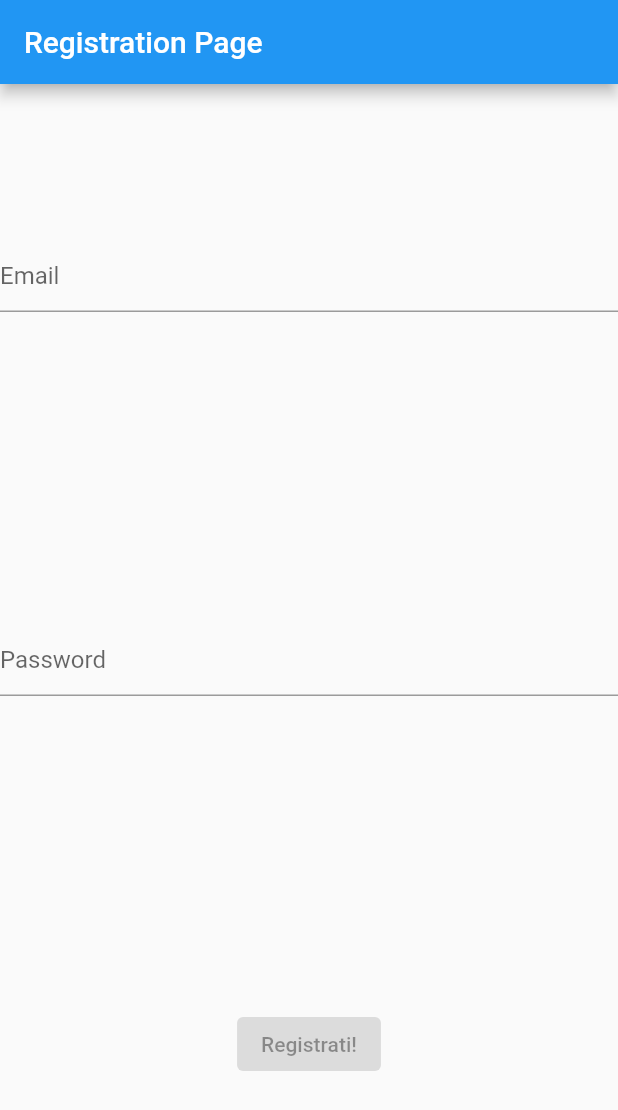
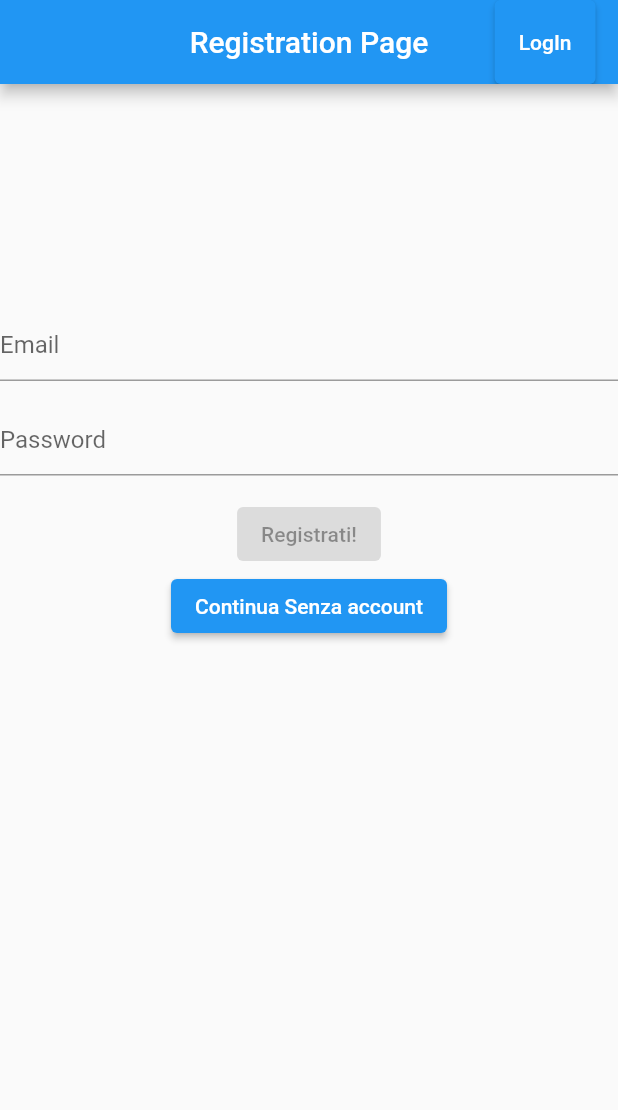
Before and after one commit to MarchesiGabriele/LogIn-Page, a Flutter app: the screen it shows after launch, on a phone screen of 412 x 824 dp. Shown: the top 1110 px of the screen. Run offline on Flutter 3.47's test engine with Material 2 defaults, Android fonts, the phone set to English and light mode, and no system bars; our stand-ins replace firebase_auth, firebase_core; accounts and stored records are empty.

Commit message:
small fixes

```diff
--- a/lib/Screens/Home.dart
+++ b/lib/Screens/Home.dart
@@ -22,12 +22,14 @@ class _HomeState extends State<Home> {
           Scaffold(
               appBar: AppBar(
                 title: Text("Feed"),
+                leading: Container(),
               ),
               body: null),
           //PAGINA PRICIPALE
           Scaffold(
             appBar: AppBar(
               title: Text(_title),
+              leading: Container(),
             ),
             body: Text("hey"),
           ),
@@ -39,6 +41,7 @@ class _HomeState extends State<Home> {
                 return Scaffold(
                   appBar: AppBar(
                     title: Text("Un secondo..."),
+                    leading: Container(),
                   ),
                   body: null,
                 );
@@ -51,7 +54,7 @@ class _HomeState extends State<Home> {
               } else {
                 return Scaffold(
                   appBar: AppBar(
-                    title: Text("errore"),
+                    title: Text("errore  "),
                   ),
                   body: null,
                 );
--- a/lib/Screens/RegistrationPage.dart
+++ b/lib/Screens/RegistrationPage.dart
@@ -1,7 +1,11 @@
 import 'package:firebase_auth/firebase_auth.dart';
 import 'package:flutter/material.dart';
 import 'package:log/Screens/Home.dart';
+import 'package:log/Screens/LoginPage.dart';
 import 'package:log/Services/Auth.dart';
+
+//TODO: se la password inserita è troppo debole firebase la rifiuta, stessa cosa se l'email non ha il formato giusto, devo destire questi casi facendolo notare all utente
+//TODO: controllare che l'account email esista al momento della registrazione, altrimenti non sono in grado di inviargli una email per la verifica
 
 class RegistrationPage extends StatefulWidget {
   static String id = "RegistrationPage";
@@ -21,16 +25,30 @@ class _RegistrationPageState extends State<RegistrationPage> {
     return SafeArea(
       child: Scaffold(
         appBar: AppBar(
+          centerTitle: true,
           title: Text(_title),
+          leading: Container(),
+          actions: [
+            Container(
+              padding: EdgeInsets.only(right: 15),
+              child: ElevatedButton(
+                onPressed: () {
+                  Navigator.pushNamed(context, LoginPage.id);
+                },
+                child: Text("LogIn"),
+              ),
+            )
+          ],
         ),
         body: Form(
           //con autovalidate permetto ai campi di testo di aggiornarsi in tempo reale
           autovalidateMode: AutovalidateMode.onUserInteraction,
           child: Column(
-            mainAxisAlignment: MainAxisAlignment.spaceAround,
             children: <Widget>[
               //CAMPO DI TESTO EMAIL
-              TextFormField(
+              Container(
+                padding: EdgeInsets.only(top: 150),
+                child: TextFormField(
                   decoration: InputDecoration(
                     hintText: "Email",
                   ),
@@ -45,8 +63,12 @@ class _RegistrationPageState extends State<RegistrationPage> {
                   validator: (email) =>
                       email.isEmpty ? "Insert a Valid Email" : null,
                 ),
+              ),
+
               //CAMPO DI TESTO PASSWORD
-              TextFormField(
+              Container(
+                padding: EdgeInsets.only(top: 15),
+                child: TextFormField(
                   controller: _passwordController,
                   decoration: InputDecoration(
                     hintText: "Password",
@@ -63,8 +85,13 @@ class _RegistrationPageState extends State<RegistrationPage> {
                   validator: (password) =>
                       password.isEmpty ? "Insert a Valid Password" : null,
                 ),
+              ),
+
               //BOTTONE DI CONFERMA
-              ElevatedButton(
+              Container(
+                padding: EdgeInsets.only(top: 15),
+                child: ElevatedButton(
+                  //se email e password sono valide allora procedo alla registrazione
                   onPressed: _validEmail && _validPassword
                       ? () async {
                           UserCredential p = await Auth().registrazioneEmail(
@@ -75,7 +102,16 @@ class _RegistrationPageState extends State<RegistrationPage> {
                         }
                       : null,
                   child: Text("Registrati!"),
-              )
+                ),
+              ),
+              Container(
+                child: ElevatedButton(
+                  onPressed: () {
+                    Navigator.pushNamed(context, Home.id);
+                  },
+                  child: Text("Continua Senza account"),
+                ),
+              ),
             ],
           ),
         ),
--- a/lib/main.dart
+++ b/lib/main.dart
@@ -1,4 +1,5 @@
 import 'package:flutter/material.dart';
+import 'package:log/Screens/LoginPage.dart';
 import 'package:log/Screens/RegistrationPage.dart';
 import 'Screens/Home.dart';
 import 'Screens/RootPage.dart';
@@ -9,7 +10,7 @@ import 'Screens/RootPage.dart';
     Se ho un account contorllo se è fatto il login
       Se è fatto allora -> Home page
       Se non è fatto allora -> pagina login
-   */
+*/
 
 void main(List<String> args) {
   runApp(MyApp());
@@ -26,6 +27,7 @@ class MyApp extends StatelessWidget {
         RegistrationPage.id: (BuildContext context) => RegistrationPage(),
         Home.id: (BuildContext context) => Home(),
         RootPage.id: (BuildContext context) => RootPage(),
+        LoginPage.id: (BuildContext context) => LoginPage()
       },
     );
   }
```
Also changed, not shown: lib/Screens/LoginPage.dart (added, +114 -0 lines), lib/Screens/MainProfilo.dart (+7 -0 lines), lib/Services/Auth.dart (+48 -15 lines). Lines whose indentation alone changed are shown as unchanged.
